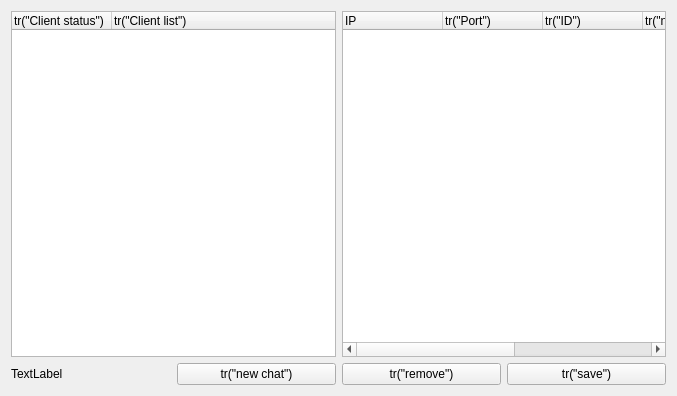
ToSaveData/qt_source, file CSApp/chatform.ui: the form before one commit.
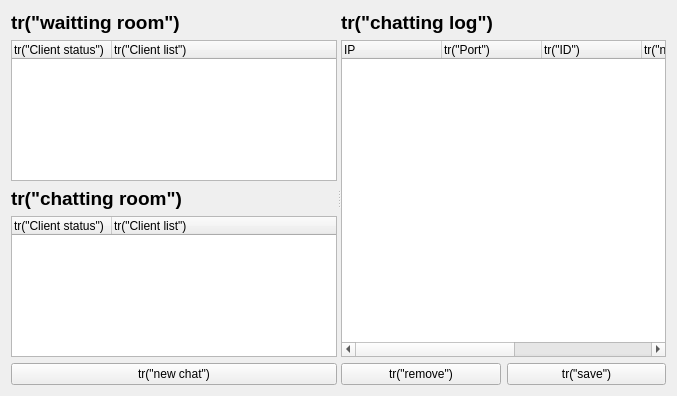
The form after the commit.

Commit message: server/client

Diff of the .ui file:
```diff
--- a/CSApp/chatform.ui
+++ b/CSApp/chatform.ui
@@ -13,13 +13,37 @@
   <property name="windowTitle">
    <string>Form</string>
   </property>
-  <layout class="QVBoxLayout" name="verticalLayout_4">
+  <layout class="QVBoxLayout" name="verticalLayout_6">
    <item>
-    <layout class="QHBoxLayout" name="horizontalLayout_3">
+    <widget class="QSplitter" name="splitter">
+     <property name="orientation">
+      <enum>Qt::Horizontal</enum>
+     </property>
+     <widget class="QWidget" name="layoutWidget">
+      <layout class="QVBoxLayout" name="verticalLayout_5">
      <item>
       <layout class="QVBoxLayout" name="verticalLayout_3">
        <item>
-        <widget class="QTreeWidget" name="clientTreeWidget">
+          <widget class="QLabel" name="waitingRoomLabel">
+           <property name="maximumSize">
+            <size>
+             <width>16777215</width>
+             <height>25</height>
+            </size>
+           </property>
+           <property name="font">
+            <font>
+             <pointsize>14</pointsize>
+             <bold>true</bold>
+            </font>
+           </property>
+           <property name="text">
+            <string>tr(&quot;waitting room&quot;)</string>
+           </property>
+          </widget>
+         </item>
+         <item>
+          <widget class="QTreeWidget" name="waittingRoomTreeWidget">
          <property name="minimumSize">
           <size>
            <width>0</width>
@@ -37,26 +61,54 @@
           </property>
          </column>
         </widget>
+         </item>
+        </layout>
+       </item>
+       <item>
+        <layout class="QVBoxLayout" name="verticalLayout_4">
+         <item>
+          <widget class="QLabel" name="chattingRoomLabel">
+           <property name="maximumSize">
+            <size>
+             <width>16777215</width>
+             <height>25</height>
+            </size>
+           </property>
+           <property name="font">
+            <font>
+             <pointsize>14</pointsize>
+             <bold>true</bold>
+            </font>
+           </property>
+           <property name="text">
+            <string>tr(&quot;chatting room&quot;)</string>
+           </property>
+          </widget>
+         </item>
+         <item>
+          <widget class="QTreeWidget" name="chattingRoomTreeWidget">
+           <property name="minimumSize">
+            <size>
+             <width>0</width>
+             <height>0</height>
+            </size>
+           </property>
+           <column>
+            <property name="text">
+             <string>tr(&quot;Client status&quot;)</string>
+            </property>
+           </column>
+           <column>
+            <property name="text">
+             <string>tr(&quot;Client list&quot;)</string>
+            </property>
+           </column>
+          </widget>
+         </item>
+        </layout>
        </item>
        <item>
         <layout class="QHBoxLayout" name="horizontalLayout_2">
-         <item>
-          <layout class="QVBoxLayout" name="verticalLayout_2">
-           <item>
-            <widget class="QLabel" name="currentServerLabel">
-             <property name="minimumSize">
-              <size>
-               <width>0</width>
-               <height>0</height>
-              </size>
-             </property>
-             <property name="text">
-              <string>TextLabel</string>
-             </property>
-            </widget>
-           </item>
-          </layout>
-         </item>
          <item>
           <widget class="QPushButton" name="newChatPushButton">
            <property name="minimumSize">
@@ -73,9 +125,28 @@
         </layout>
        </item>
       </layout>
-     </item>
-     <item>
+     </widget>
+     <widget class="QWidget" name="layoutWidget">
       <layout class="QVBoxLayout" name="verticalLayout">
+       <item>
+        <widget class="QLabel" name="logLabel">
+         <property name="maximumSize">
+          <size>
+           <width>16777215</width>
+           <height>25</height>
+          </size>
+         </property>
+         <property name="font">
+          <font>
+           <pointsize>14</pointsize>
+           <bold>true</bold>
+          </font>
+         </property>
+         <property name="text">
+          <string>tr(&quot;chatting log&quot;)</string>
+         </property>
+        </widget>
+       </item>
        <item>
         <widget class="QTreeWidget" name="logTreeWidget">
          <column>
@@ -141,8 +212,8 @@
         </layout>
        </item>
       </layout>
-     </item>
-    </layout>
+     </widget>
+    </widget>
    </item>
   </layout>
  </widget>
```
Lines whose indentation alone changed are shown as unchanged. The commit also changes 21 other files.
